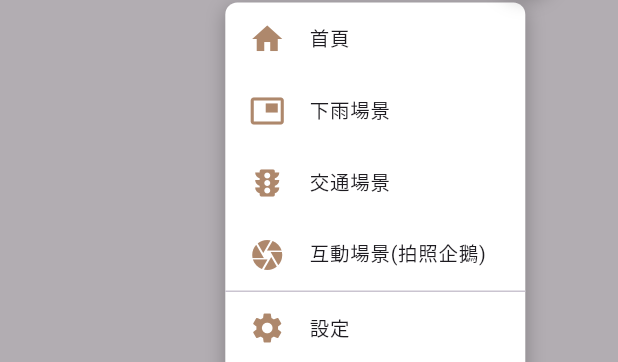
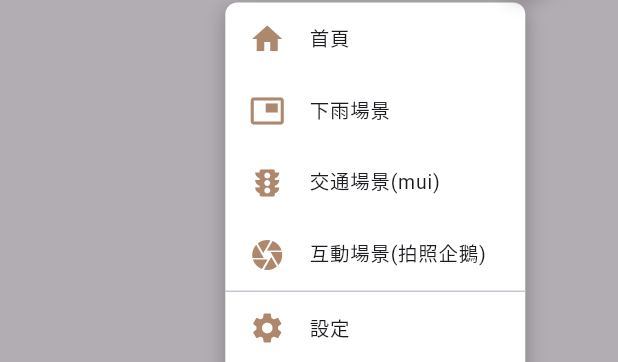
Before and after one commit to wlcharlie/work-on-time-game, a Flutter app: the Helper widget shown alone on an empty page, opened directly with empty values, after a tap on the "drag handle" icon, on a phone screen of 412 x 824 dp. Shown: the part 653-1015 px from the top of the screen. Run offline on Flutter 3.47's test engine with Material 3 defaults, Android fonts, the phone set to English and light mode, and no system bars; our stand-ins replace flutter_riverpod, material_symbols_icons, riverpod_annotation; missing offline and left inert: flame, flame_audio, flame_riverpod; generated files the repository leaves out were written again.

Commit message:
temp: 暫時改動

```diff
--- a/lib/overlays/helper.dart
+++ b/lib/overlays/helper.dart
@@ -139,7 +139,7 @@ class _HelperState extends ConsumerState<Helper> {
                   // 这里是选单内容，您可以根据需要自行填充
                   _buildMenuItem(Icons.home, '首頁'),
                   _buildMenuItem(Icons.picture_in_picture, '下雨場景'),
-                  _buildMenuItem(Icons.traffic, '交通場景'),
+                  _buildMenuItem(Icons.traffic, '交通場景(mui)'),
                   _buildMenuItem(Icons.camera, '互動場景(拍照企鵝)'),
                   Divider(height: 1),
                   _buildMenuItem(Icons.settings, '設定'),
@@ -218,8 +218,8 @@ class _HelperState extends ConsumerState<Helper> {
           case '下雨場景':
             widget.game.router.pushNamed('event_scene');
             break;
-          case '交通場景':
-            widget.game.router.pushNamed('level_traffic');
+          case '交通場景(mui)':
+            Navigator.pushNamed(context, '/traffic');
             break;
           case '互動場景(拍照企鵝)':
             widget.game.router.pushNamed('interaction_capture');
```
